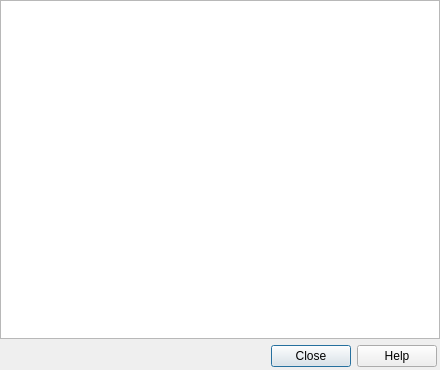
qgis/QGIS, file src/ui/qgsbookmarksbase.ui: the form before one commit.
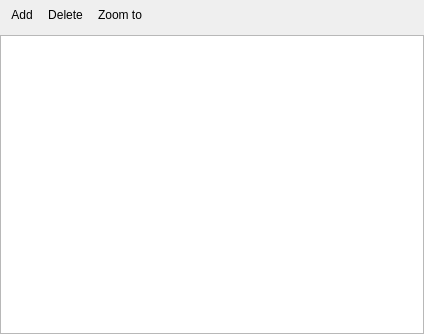
The form after the commit. Icons and pictures are not drawn.

Commit message: [bookmarks] switch spatial bookmarks dialog to dockwidget with toolbar

```diff
--- a/src/ui/qgsbookmarksbase.ui
+++ b/src/ui/qgsbookmarksbase.ui
@@ -1,24 +1,44 @@
 <?xml version="1.0" encoding="UTF-8"?>
 <ui version="4.0">
  <class>QgsBookmarksBase</class>
- <widget class="QDialog" name="QgsBookmarksBase">
+ <widget class="QDockWidget" name="QgsBookmarksBase">
   <property name="geometry">
    <rect>
     <x>0</x>
     <y>0</y>
-    <width>440</width>
-    <height>370</height>
+    <width>424</width>
+    <height>334</height>
    </rect>
   </property>
   <property name="windowTitle">
    <string>Geospatial Bookmarks</string>
   </property>
-  <layout class="QGridLayout">
+  <widget class="QWidget" name="bookmarksDockContents">
+   <layout class="QGridLayout" name="gridLayout">
    <property name="margin">
     <number>0</number>
    </property>
    <item row="0" column="0">
+     <widget class="QToolBar" name="mBookmarkToolbar">
+      <property name="iconSize">
+       <size>
+        <width>16</width>
+        <height>16</height>
+       </size>
+      </property>
+      <property name="floatable">
+       <bool>false</bool>
+      </property>
+      <addaction name="actionAdd"/>
+      <addaction name="actionDelete"/>
+      <addaction name="actionZoomTo"/>
+     </widget>
+    </item>
+    <item row="1" column="0">
     <widget class="QTreeView" name="lstBookmarks">
+      <property name="alternatingRowColors">
+       <bool>true</bool>
+      </property>
      <property name="selectionMode">
       <enum>QAbstractItemView::ExtendedSelection</enum>
      </property>
@@ -30,52 +50,65 @@
      </property>
     </widget>
    </item>
-   <item row="3" column="0">
-    <layout class="QHBoxLayout" name="horizontalLayout_2">
-     <property name="leftMargin">
-      <number>3</number>
-     </property>
-     <property name="topMargin">
-      <number>0</number>
-     </property>
-     <property name="rightMargin">
-      <number>3</number>
-     </property>
-     <property name="bottomMargin">
-      <number>3</number>
-     </property>
-     <item>
-      <widget class="QDialogButtonBox" name="buttonBox">
-       <property name="standardButtons">
-        <set>QDialogButtonBox::Close|QDialogButtonBox::Help</set>
-       </property>
-      </widget>
-     </item>
-    </layout>
-   </item>
-  </layout>
- </widget>
- <layoutdefault spacing="6" margin="11"/>
- <tabstops>
-  <tabstop>lstBookmarks</tabstop>
- </tabstops>
- <resources/>
- <connections>
-  <connection>
-   <sender>buttonBox</sender>
-   <signal>rejected()</signal>
-   <receiver>QgsBookmarksBase</receiver>
-   <slot>reject()</slot>
-   <hints>
-    <hint type="sourcelabel">
-     <x>211</x>
-     <y>342</y>
-    </hint>
-    <hint type="destinationlabel">
-     <x>274</x>
-     <y>256</y>
-    </hint>
-   </hints>
-  </connection>
- </connections>
+   </layout>
+  </widget>
+  <action name="actionAdd">
+   <property name="icon">
+    <iconset resource="../../images/images.qrc">
+     <normaloff>:/images/themes/default/mActionNewBookmark.png</normaloff>:/images/themes/default/mActionNewBookmark.png</iconset>
+   </property>
+   <property name="text">
+    <string>Add</string>
+   </property>
+   <property name="toolTip">
+    <string>Add bookmark</string>
+   </property>
+  </action>
+  <action name="actionDelete">
+   <property name="icon">
+    <iconset resource="../../images/images.qrc">
+     <normaloff>:/images/themes/default/mActionDeleteSelected.svg</normaloff>:/images/themes/default/mActionDeleteSelected.svg</iconset>
+   </property>
+   <property name="text">
+    <string>Delete</string>
+   </property>
+   <property name="toolTip">
+    <string>Delete bookmark</string>
+   </property>
+  </action>
+  <action name="actionZoomTo">
+   <property name="icon">
+    <iconset resource="../../images/images.qrc">
+     <normaloff>:/images/themes/default/mActionScaleHighlightFeature.svg</normaloff>:/images/themes/default/mActionScaleHighlightFeature.svg</iconset>
+   </property>
+   <property name="text">
+    <string>Zoom to</string>
+   </property>
+   <property name="toolTip">
+    <string>Zoom to bookmark</string>
+   </property>
+  </action>
+  <action name="actionHelp">
+   <property name="enabled">
+    <bool>true</bool>
+   </property>
+   <property name="icon">
+    <iconset resource="../../images/images.qrc">
+     <normaloff>:/images/themes/default/mActionHelpContents.svg</normaloff>:/images/themes/default/mActionHelpContents.svg</iconset>
+   </property>
+   <property name="text">
+    <string>Help</string>
+   </property>
+   <property name="toolTip">
+    <string>Help</string>
+   </property>
+   <property name="visible">
+    <bool>true</bool>
+   </property>
+  </action>
+ </widget>
+ <resources>
+  <include location="../../images/images.qrc"/>
+ </resources>
+ <connections/>
 </ui>
```
Left out of the diff: 2 changed lines with no effect on the pictures. Lines whose indentation alone changed are shown as unchanged. The commit also changes 4 other files.
